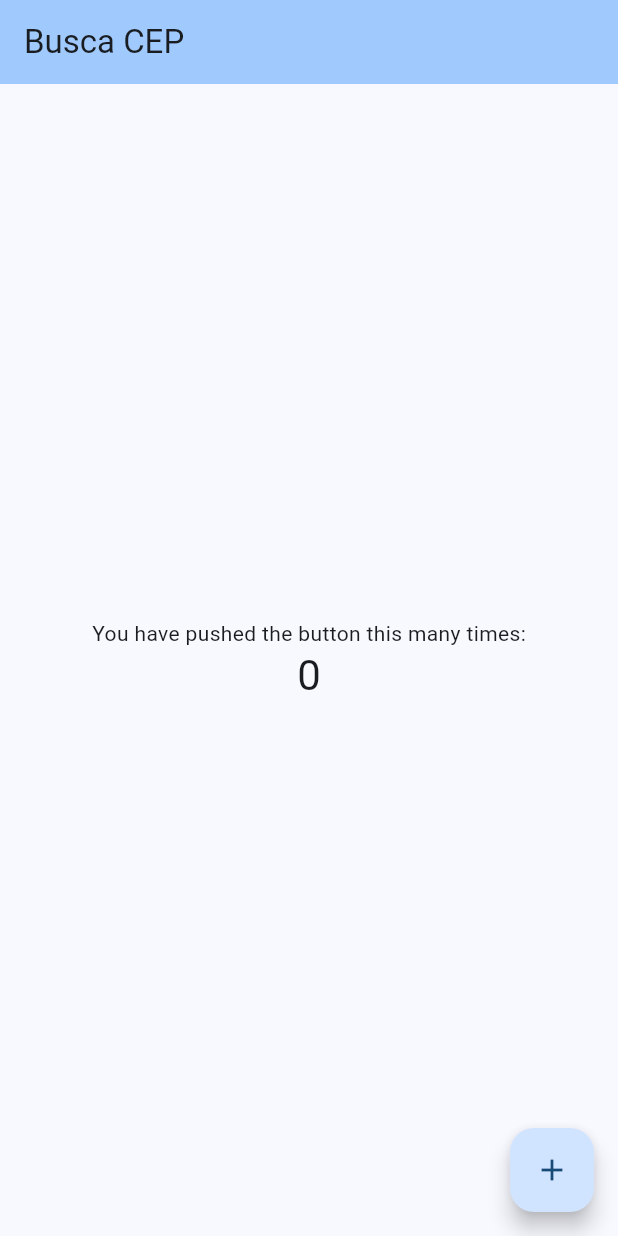
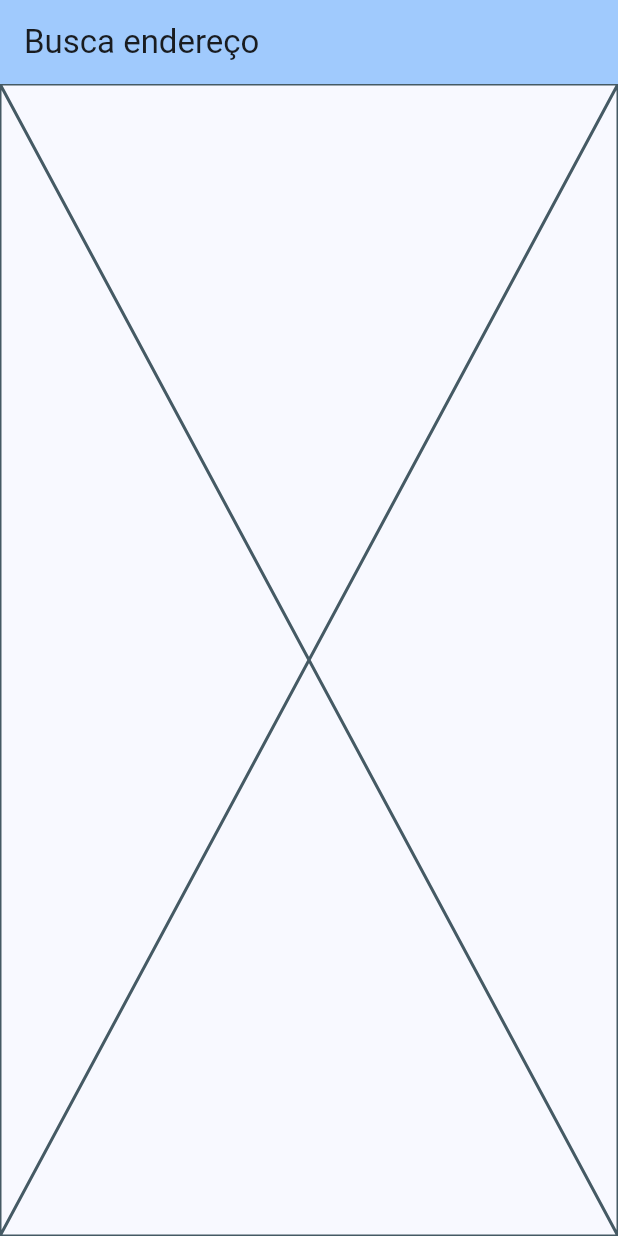
Before and after one commit to jaquedreyer/address-finder-app, a Flutter app: the screen it shows after launch, on a phone screen of 412 x 824 dp. Run offline on Flutter 3.47's test engine with Material 3 defaults, Android fonts, the light colour scheme and no system bars.

Commit message:
feat: extract home page into dedicated file

```diff
--- a/lib/main.dart
+++ b/lib/main.dart
@@ -1,3 +1,4 @@
+import 'package:cep_finder/presentation/view/home_page.dart';
 import 'package:flutter/material.dart';
 
 void main() {
@@ -18,55 +19,7 @@
         useMaterial3: true,
       ),
       debugShowCheckedModeBanner: false,
-      home: const MyHomePage(title: 'Busca CEP'),
+      home: const HomePage(),
     );
   }
 }
-
-class MyHomePage extends StatefulWidget {
-  const MyHomePage({super.key, required this.title});
-
-  final String title;
-
-  @override
-  State<MyHomePage> createState() => _MyHomePageState();
-}
-
-class _MyHomePageState extends State<MyHomePage> {
-  int _counter = 0;
-
-  void _incrementCounter() {
-    setState(() {
-      _counter++;
-    });
-  }
-
-  @override
-  Widget build(BuildContext context) {
-    return Scaffold(
-      appBar: AppBar(
-        backgroundColor: Theme.of(context).colorScheme.inversePrimary,
-        title: Text(widget.title),
-      ),
-      body: Center(
-        child: Column(
-          mainAxisAlignment: MainAxisAlignment.center,
-          children: <Widget>[
-            const Text(
-              'You have pushed the button this many times:',
-            ),
-            Text(
-              '$_counter',
-              style: Theme.of(context).textTheme.headlineMedium,
-            ),
-          ],
-        ),
-      ),
-      floatingActionButton: FloatingActionButton(
-        onPressed: _incrementCounter,
-        tooltip: 'Increment',
-        child: const Icon(Icons.add),
-      ),
-    );
-  }
-}
--- /dev/null
+++ b/lib/presentation/view/home_page.dart
@@ -0,0 +1,23 @@
+import 'package:flutter/material.dart';
+
+class HomePage extends StatefulWidget {
+  const HomePage({super.key});
+
+  @override
+  State<HomePage> createState() => _HomePageState();
+}
+
+class _HomePageState extends State<HomePage> {
+
+  @override
+  Widget build(BuildContext context) {
+    return Scaffold(
+      appBar: AppBar(
+        backgroundColor: Theme.of(context).colorScheme.inversePrimary,
+        title: const Text(
+            'Busca endereço'),
+      ),
+      body: const Placeholder()
+    );
+  }
+}
```
